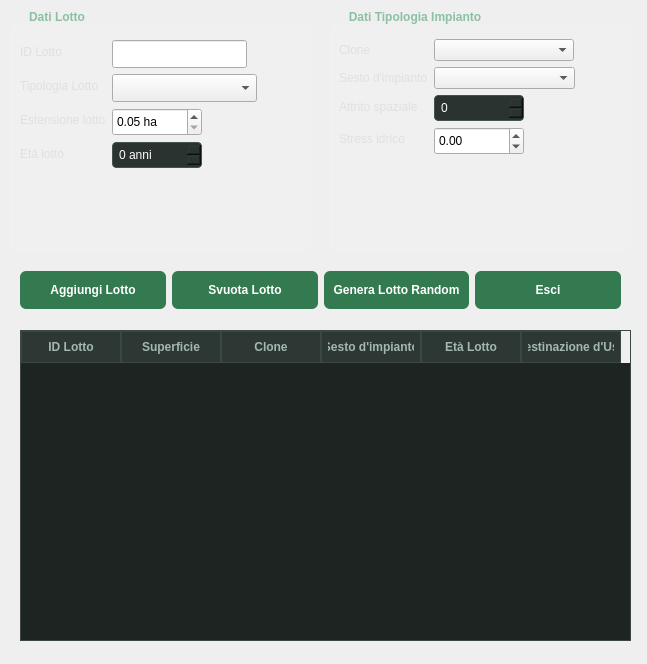
This is GUI/form_lotti.ui in Seyen75/Gestione_Pioppeto as Qt 5 draws it before an edit. The edited form follows.
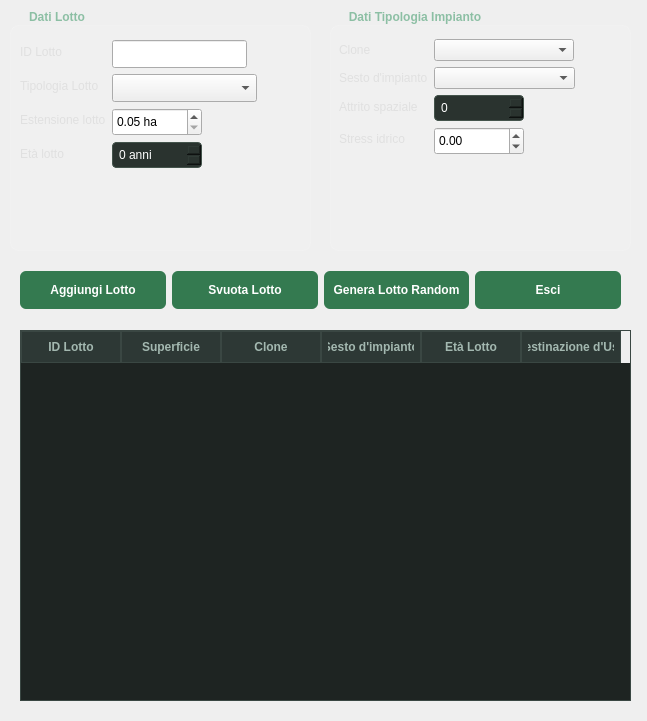
This is the edited form.

```diff
--- a/GUI/form_lotti.ui
+++ b/GUI/form_lotti.ui
@@ -7,19 +7,19 @@
     <x>0</x>
     <y>0</y>
     <width>647</width>
-    <height>664</height>
+    <height>721</height>
    </rect>
   </property>
   <property name="minimumSize">
    <size>
     <width>647</width>
-    <height>664</height>
+    <height>720</height>
    </size>
   </property>
   <property name="maximumSize">
    <size>
     <width>647</width>
-    <height>664</height>
+    <height>721</height>
    </size>
   </property>
   <property name="windowTitle">
@@ -270,7 +270,7 @@
      <x>20</x>
      <y>330</y>
      <width>611</width>
-     <height>311</height>
+     <height>371</height>
     </rect>
    </property>
    <property name="frameShadow">
```
